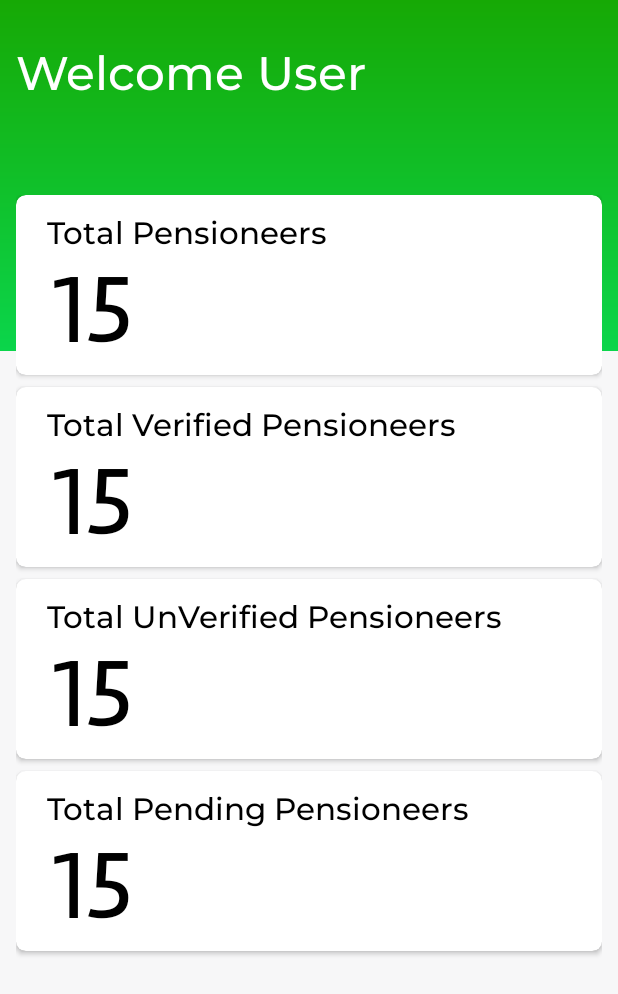
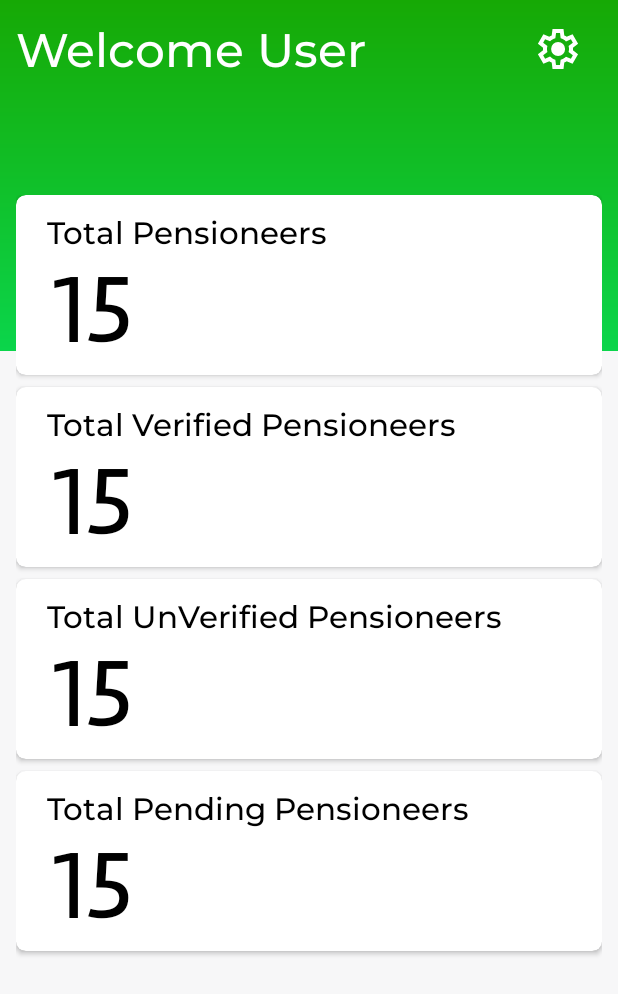
Before and after one commit to aidooyaw1992/pension_android_app, an Android app: the screen it shows after launch (MainActivity), on a phone screen of 412 x 824 dp. Shown: the top 994 px of the screen. Run offline under Robolectric (Android 15) with nearby library versions, the phone set to English and light mode, and no system bars; our stand-ins replace sdp/ssp sizes.

Commit message:
added settings page

```diff
--- a/app/build.gradle
+++ b/app/build.gradle
@@ -40,6 +40,7 @@ dependencies {
     implementation 'androidx.appcompat:appcompat:1.6.1'
     implementation 'com.google.android.material:material:1.10.0'
     implementation 'androidx.constraintlayout:constraintlayout:2.1.4'
+    implementation 'androidx.preference:preference:1.2.0'
     testImplementation 'junit:junit:4.13.2'
     androidTestImplementation 'androidx.test.ext:junit:1.1.5'
     androidTestImplementation 'androidx.test.espresso:espresso-core:3.5.1'
--- a/app/src/main/java/com/faabsystems/pensionapplication/HomeFragment.java
+++ b/app/src/main/java/com/faabsystems/pensionapplication/HomeFragment.java
@@ -39,5 +39,9 @@ public class HomeFragment extends Fragment {
 
 
         });
+
+        fragmentHomeBinding.btnSettings.setOnClickListener(v->{
+            navController.navigate(R.id.action_homeFragment_to_settingsFragment);
+        });
     }
 }
--- /dev/null
+++ b/app/src/main/res/drawable/ic_settings.xml
@@ -0,0 +1,10 @@
+<vector xmlns:android="http://schemas.android.com/apk/res/android"
+    android:width="32dp"
+    android:height="32dp"
+    android:viewportWidth="960"
+    android:viewportHeight="960"
+    >
+  <path
+      android:fillColor="@android:color/white"
+      android:pathData="M370,880L354,752Q341,747 329.5,740Q318,733 307,725L188,775L78,585L181,507Q180,500 180,493.5Q180,487 180,480Q180,473 180,466.5Q180,460 181,453L78,375L188,185L307,235Q318,227 330,220Q342,213 354,208L370,80L590,80L606,208Q619,213 630.5,220Q642,227 653,235L772,185L882,375L779,453Q780,460 780,466.5Q780,473 780,480Q780,487 780,493.5Q780,500 778,507L881,585L771,775L653,725Q642,733 630,740Q618,747 606,752L590,880L370,880ZM440,800L519,800L533,694Q564,686 590.5,670.5Q617,655 639,633L738,674L777,606L691,541Q696,527 698,511.5Q700,496 700,480Q700,464 698,448.5Q696,433 691,419L777,354L738,286L639,328Q617,305 590.5,289.5Q564,274 533,266L520,160L441,160L427,266Q396,274 369.5,289.5Q343,305 321,327L222,286L183,354L269,418Q264,433 262,448Q260,463 260,480Q260,496 262,511Q264,526 269,541L183,606L222,674L321,632Q343,655 369.5,670.5Q396,686 427,694L440,800ZM482,620Q540,620 581,579Q622,538 622,480Q622,422 581,381Q540,340 482,340Q423,340 382.5,381Q342,422 342,480Q342,538 382.5,579Q423,620 482,620ZM480,480L480,480Q480,480 480,480Q480,480 480,480L480,480L480,480L480,480Q480,480 480,480Q480,480 480,480Q480,480 480,480Q480,480 480,480L480,480L480,480L480,480Q480,480 480,480Q480,480 480,480L480,480L480,480L480,480Q480,480 480,480Q480,480 480,480L480,480L480,480L480,480Q480,480 480,480Q480,480 480,480Q480,480 480,480Q480,480 480,480L480,480L480,480L480,480Q480,480 480,480Q480,480 480,480L480,480L480,480Z"/>
+</vector>
--- a/app/src/main/res/layout/fragment_home.xml
+++ b/app/src/main/res/layout/fragment_home.xml
@@ -15,20 +15,47 @@
         app:layout_constraintTop_toTopOf="parent"
         />
 
-    <TextView
+    <androidx.constraintlayout.widget.ConstraintLayout
+        android:id="@+id/dashboard_menu"
         android:layout_width="match_parent"
         android:layout_height="wrap_content"
+        app:layout_constraintTop_toTopOf="parent"
+        app:layout_constraintStart_toStartOf="parent"
+        app:layout_constraintEnd_toEndOf="parent"
+        android:orientation="horizontal"
+        >
+
+        <TextView
+            android:gravity="center_vertical"
+            android:id="@+id/tv_welcome"
+            style="@style/TitleTextStyle"
+            android:layout_width="wrap_content"
+            android:layout_height="@dimen/_50sdp"
+            android:layout_marginStart="@dimen/_8sdp"
             android:text="Welcome User"
-        android:layout_marginStart="@dimen/_8sdp"
             android:textColor="@color/white"
             android:textSize="@dimen/_24ssp"
-        style="@style/TitleTextStyle"
-        app:layout_constraintBottom_toBottomOf="@+id/view"
+            app:layout_constraintBottom_toBottomOf="parent"
             app:layout_constraintEnd_toEndOf="parent"
             app:layout_constraintHorizontal_bias="0.0"
             app:layout_constraintStart_toStartOf="parent"
             app:layout_constraintTop_toTopOf="parent"
             app:layout_constraintVertical_bias="0.14" />
+
+
+        <ImageButton
+            android:id="@+id/btn_settings"
+            android:layout_width="70dp"
+            android:layout_height="61dp"
+            android:layout_marginStart="92dp"
+            android:background="@android:color/transparent"
+            android:src="@drawable/ic_settings"
+
+            app:layout_constraintBottom_toBottomOf="parent"
+            app:layout_constraintStart_toEndOf="@+id/tv_welcome"
+            app:layout_constraintTop_toTopOf="parent" />
+
+    </androidx.constraintlayout.widget.ConstraintLayout>
 
 
     <LinearLayout
--- /dev/null
+++ b/app/src/main/res/layout/pensioneer_list_item.xml
@@ -0,0 +1,6 @@
+<?xml version="1.0" encoding="utf-8"?>
+<androidx.constraintlayout.widget.ConstraintLayout xmlns:android="http://schemas.android.com/apk/res/android"
+    android:layout_width="match_parent"
+    android:layout_height="match_parent">
+
+</androidx.constraintlayout.widget.ConstraintLayout>
--- a/app/src/main/res/navigation/nav_graph.xml
+++ b/app/src/main/res/navigation/nav_graph.xml
@@ -14,10 +14,21 @@
         <action
             android:id="@+id/action_homeFragment_to_userListFragment"
             app:destination="@id/userListFragment" />
+        <action
+            android:id="@+id/action_homeFragment_to_settingsFragment"
+            app:destination="@id/settingsFragment" />
     </fragment>
+
     <fragment
         android:id="@+id/userListFragment"
         android:name="com.faabsystems.pensionapplication.UserListFragment"
         android:label="fragment_user_list"
         tools:layout="@layout/fragment_user_list" />
+
+    <fragment
+        android:id="@+id/settingsFragment"
+        android:name="com.faabsystems.pensionapplication.SettingsFragment"
+        android:label="fragment_settings"
+        tools:layout="@layout/fragment_settings" />
+
 </navigation>
```
Also changed, not shown: app/src/main/java/com/faabsystems/pensionapplication/PensionListAdapter.java (added, +43 -0 lines), app/src/main/java/com/faabsystems/pensionapplication/Pensioneer.java (added, +17 -0 lines), app/src/main/java/com/faabsystems/pensionapplication/SettingsFragment.java (added, +32 -0 lines), app/src/main/res/layout/fragment_settings.xml (added, +46 -0 lines), app/src/main/res/values/arrays.xml (added, +12 -0 lines), app/src/main/res/values/strings.xml (+14 -0 lines), app/src/main/res/drawable/powered.png (added). Lines whose indentation alone changed are shown as unchanged.
